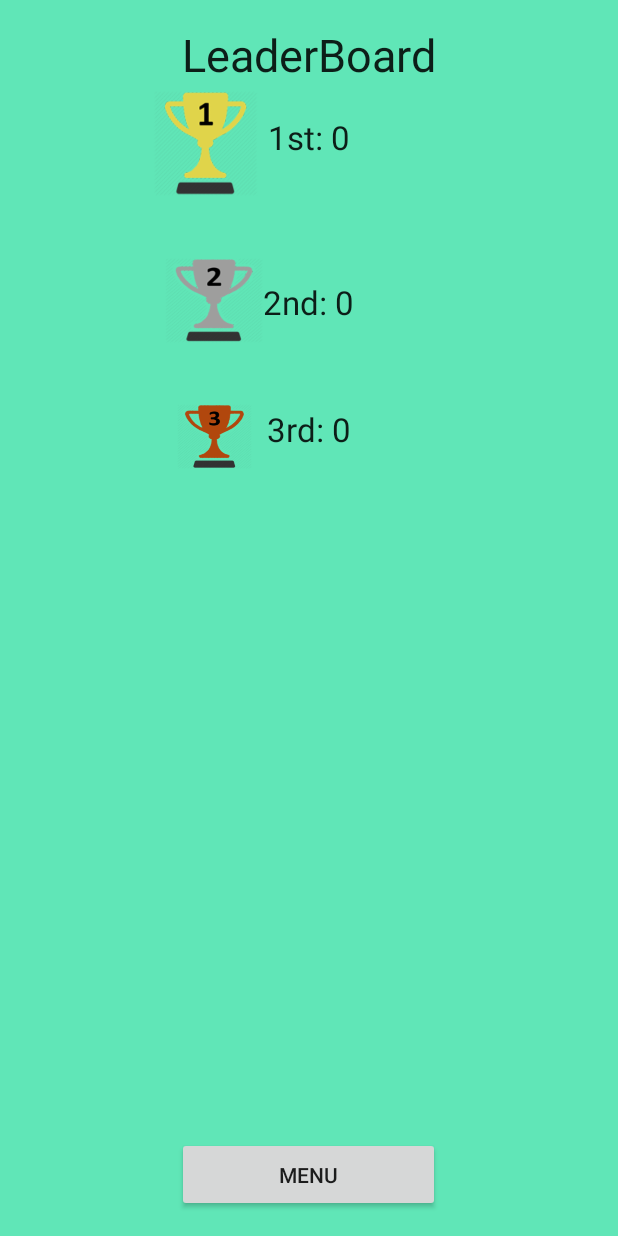
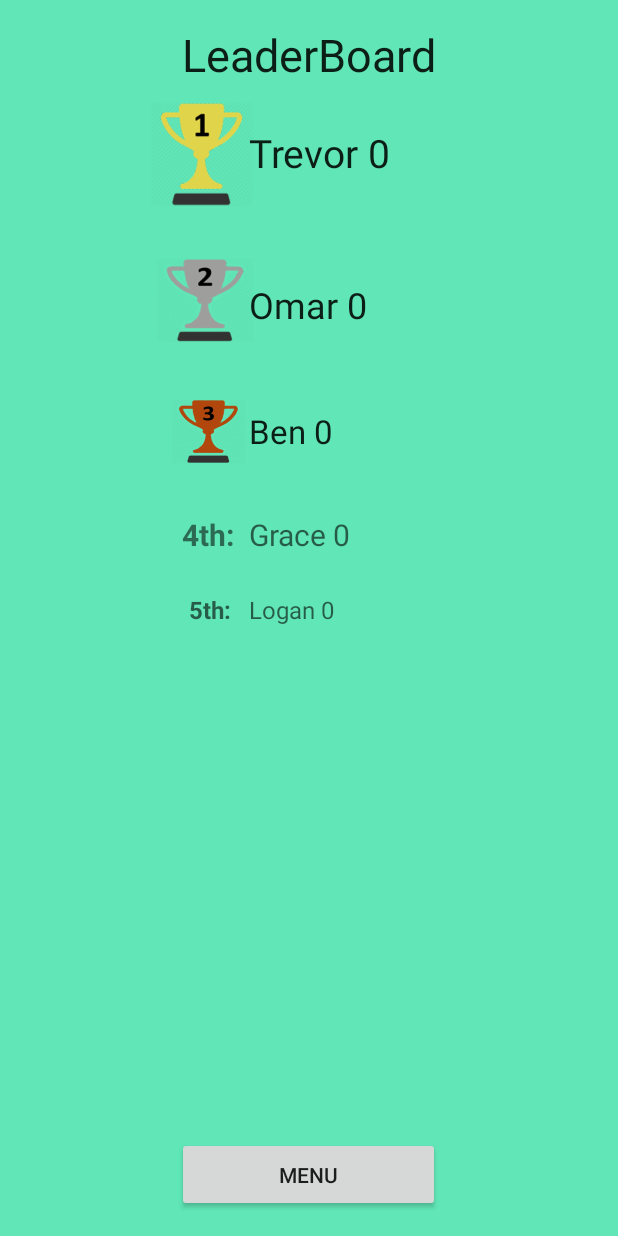
Before and after one commit to Turtle-Hero/IndividualGame, an Android app: the LeaderBoard screen opened directly, with no data from a screen before it, on a phone screen of 412 x 824 dp. Run offline under Robolectric (Android 15) with nearby library versions, the phone set to English and light mode, and no system bars.

Commit message:
New LeaderBoard functionality -Name input by user with each score -if name is already in leaderboard, updates that score (if higher)

```diff
--- a/app/src/main/java/trevorwarner/individualgame/LeaderBoard.java
+++ b/app/src/main/java/trevorwarner/individualgame/LeaderBoard.java
@@ -1,31 +1,41 @@
 package trevorwarner.individualgame;
 
 
-import android.content.Intent;
+import android.app.AlertDialog;
+import android.content.Context;
+import android.content.DialogInterface;
 import android.content.SharedPreferences;
 import android.support.v7.app.ActionBar;
 import android.support.v7.app.ActionBarActivity;
 import android.os.Bundle;
-import android.util.Log;
+import android.text.InputFilter;
+import android.text.InputType;
+import android.view.Gravity;
 import android.view.Menu;
 import android.view.MenuItem;
 import android.view.View;
 import android.widget.Button;
+import android.widget.EditText;
 import android.widget.TextView;
+import android.widget.Toast;
+import java.util.ArrayList;
 
 //leaderboard 1st place trophy image found from iconFinder.com
 //All trophy images were modified from that image
 public class LeaderBoard extends ActionBarActivity {
 
-    String firstVal, secondVal, thirdVal;
-    TextView first, second, third;
+    String firstVal, secondVal, thirdVal, fourthVal, fifthVal;
+    TextView first, second, third, fourth, fifth;
+    int nameIndex;
     int newScore;
-    int scoreOne, scoreTwo, scoreThree;
+    String newName;
+
     Button button;
     ActionBar actionbar;
     SharedPreferences.Editor editor;
     SharedPreferences prefs;
-    Log test;
+    ArrayList<Integer> scoreList = new ArrayList<>();
+    ArrayList<String> nameList = new ArrayList<>();
 
     @Override
     protected void onCreate(Bundle savedInstanceState) {
@@ -38,49 +48,168 @@ public class LeaderBoard extends ActionBarActivity {
         first = (TextView) findViewById(R.id.firstPlace);
         second = (TextView) findViewById(R.id.secondPlace);
         third = (TextView) findViewById(R.id.thirdPlace);
+        fourth = (TextView) findViewById(R.id.fourthPlace);
+        fifth = (TextView) findViewById(R.id.fifthPlace);
         button = (Button) findViewById(R.id.menuButton);
 
         button.setOnClickListener(menuListener);
         newScore = prefs.getInt("SavedScore", 0);
-        first.setText(prefs.getString("SavedFirst", "1st: 0"));
-        second.setText(prefs.getString("SavedSecond", "2nd: 0"));
-        third.setText(prefs.getString("SavedThird", "3rd: 0"));
+        setLeaderBoard();
+        setScoreList();
+        setNameList();
+        for(int i = 0; i < scoreList.size(); i++){
+           if (newScore > scoreList.get(i)){
+               namePrompt();
+               break;
+           }
+        }
+    }
 
-        if (newScore != 0) {
-            updateScore(newScore);
-        }
+    public void setLeaderBoard() {
+        //sets all textView to saved state
 
+        first.setText(prefs.getString("SavedFirst", "Trevor 0"));
+        second.setText(prefs.getString("SavedSecond", "Omar 0"));
+        third.setText(prefs.getString("SavedThird", "Ben 0"));
+        fourth.setText(prefs.getString("SavedFourth", "Grace 0"));
+        fifth.setText(prefs.getString("SavedFifth", "Logan 0"));
+    }
 
+    public void setScoreList() {
+        //seperates score from string and adds to array list
+        firstVal = first.getText().toString();
+        scoreList.add(Integer.parseInt(firstVal.replaceAll("[^\\d]", "")));
 
+        secondVal = second.getText().toString();
+        scoreList.add(Integer.parseInt(secondVal.replaceAll("[^\\d]", "")));
+
+        thirdVal = third.getText().toString();
+        scoreList.add(Integer.parseInt(thirdVal.replaceAll("[^\\d]", "")));
+
+        fourthVal = fourth.getText().toString();
+        scoreList.add(Integer.parseInt(fourthVal.replaceAll("[^\\d]", "")));
+
+        fifthVal = fifth.getText().toString();
+        scoreList.add(Integer.parseInt(fifthVal.replaceAll("[^\\d]", "")));
+    }
+
+    public void setNameList() {
+        //seperates name from string and adds to array list
+
+        firstVal = first.getText().toString();
+        nameList.add(firstVal.replaceAll("[0-9]", ""));
+
+        secondVal = second.getText().toString();
+        nameList.add(secondVal.replaceAll("[0-9]", ""));
+
+        thirdVal = third.getText().toString();
+        nameList.add(thirdVal.replaceAll("[0-9]", ""));
+
+        fourthVal = fourth.getText().toString();
+        nameList.add(fourthVal.replaceAll("[0-9]", ""));
+
+        fifthVal = fifth.getText().toString();
+        nameList.add(fifthVal.replaceAll("[0-9]", ""));
+    }
+
+    public void namePrompt() {
+        //creates a dialog box which prompts user for name
+        AlertDialog.Builder builder = new AlertDialog.Builder(this);
+        builder.setTitle("Please Enter Your Name");
+        final EditText input = new EditText(this);
+        input.setMaxEms(5);
+        builder.setView(input);
+
+        builder.setPositiveButton("Save", new DialogInterface.OnClickListener() {
+            @Override
+            public void onClick(DialogInterface dialog, int which) {
+                newName = input.getText().toString() + " ";
+                if (nameList.contains(newName)) {
+                    updateContainsName();
+                } else {
+                    updateScore(newScore);
+                }
+            }
+        });
+        builder.show();
     }
 
     public void updateScore(int newScore) {
-        firstVal = first.getText().toString().substring(5);
-        scoreOne = Integer.parseInt(firstVal);
+            if (newScore > scoreList.get(0)) {
+                fifth.setText(nameList.get(3) + scoreList.get(3));
+                fourth.setText(nameList.get(2) + scoreList.get(2));
+                third.setText(nameList.get(1) + scoreList.get(1));
+                second.setText(nameList.get(0) + scoreList.get(0));
+                first.setText(newName + newScore);
+            } else if (newScore > scoreList.get(1)) {
+                fifth.setText(nameList.get(3) + scoreList.get(3));
+                fourth.setText(nameList.get(2) + scoreList.get(2));
+                third.setText(nameList.get(1) + scoreList.get(1));
+                second.setText(newName + newScore);
+            } else if (newScore > scoreList.get(2)) {
+                fifth.setText(nameList.get(3) + scoreList.get(3));
+                fourth.setText(nameList.get(2) + scoreList.get(2));
+                third.setText(newName + newScore);
+            } else if (newScore > scoreList.get(3)) {
+                fifth.setText(nameList.get(3) + scoreList.get(3));
+                fourth.setText(newName + newScore);
+            } else {
+                fifth.setText(newName + newScore);
+            }
 
-        secondVal = second.getText().toString().substring(5);
-        scoreTwo = Integer.parseInt(secondVal);
+        saveChanges();
+    }
 
-        thirdVal = third.getText().toString().substring(5);
-        scoreThree = Integer.parseInt(thirdVal);
+    public void updateContainsName() {
+        //if the name is already in the leaderboard
+        nameIndex = nameList.indexOf(newName);
+        //find index (place) of name
+        //if the entered name got a new highscore, replace old score with new score and re-order
+        //replacing score -> delete score and name from both array lists and add placeholders to avoid indexOutOfBounds
+        //then call updateScore to add newScore and newName to leaderBoard
+        if (nameIndex == 0 && newScore > scoreList.get(0)){
+            first.setText(nameList.get(0) + newScore);
+            saveChanges();
+        } else if (nameIndex == 1 && newScore > scoreList.get(1)){
+            nameList.remove(1);
+            nameList.add("placeholder");
+            scoreList.remove(1);
+            scoreList.add(0);
+            updateScore(newScore);
+        } else if (nameIndex == 2 && newScore > scoreList.get(2)) {
+            nameList.remove(2);
+            nameList.add("placeholder");
+            scoreList.remove(2);
+            scoreList.add(0);
+            updateScore(newScore);
+        } else if (nameIndex == 3 && newScore > scoreList.get(3)) {
+            nameList.remove(3);
+            nameList.add("placeholder");
+            scoreList.remove(3);
+            scoreList.add(0);
+            updateScore(newScore);
+        } else if (nameIndex == 4 && newScore > scoreList.get(4)) {
+            nameList.remove(4);
+            nameList.add("placeholder");
+            scoreList.remove(4);
+            scoreList.add(0);
+            updateScore(newScore);
+        }else {
+            //if name entered didn't achieve a high score...
+            Context context = getApplicationContext();
+            Toast toast = Toast.makeText(context, "Sorry, " + newName + " did not achieve a new high score", Toast.LENGTH_SHORT);
+            toast.setGravity(Gravity.CENTER, 0, 0);
+            toast.show();
+        }
+    }
 
-        if (newScore > scoreOne || newScore > scoreTwo || newScore > scoreThree) {
-
-            if (newScore > scoreOne) {
-                third.setText("3rd: " + secondVal);
-                second.setText("2nd: " + firstVal);
-                first.setText("1st: " + newScore);
-            } else if (newScore > scoreTwo) {
-                third.setText("3rd: " + secondVal);
-                second.setText("2nd: " + newScore);
-            } else {
-                third.setText("3rd: " + newScore);
-            }
-        }
-
+    public void saveChanges() {
+        //commits changes to shared preferences
         editor.putString("SavedFirst", first.getText().toString());
         editor.putString("SavedSecond", second.getText().toString());
         editor.putString("SavedThird", third.getText().toString());
+        editor.putString("SavedFourth", fourth.getText().toString());
+        editor.putString("SavedFifth", fifth.getText().toString());
         editor.remove("SavedScore");
         editor.commit();
     }
--- a/app/src/main/java/trevorwarner/individualgame/MainMenu.java
+++ b/app/src/main/java/trevorwarner/individualgame/MainMenu.java
@@ -1,6 +1,7 @@
 package trevorwarner.individualgame;
 
 import android.content.Intent;
+import android.content.SharedPreferences;
 import android.support.v7.app.ActionBarActivity;
 import android.os.Bundle;
 import android.view.Menu;
@@ -31,6 +32,11 @@ public class MainMenu extends ActionBarActivity {
     View.OnClickListener playListener = new View.OnClickListener() {
         @Override
         public void onClick(View v) {
+            //SharedPreferences prefs = getApplicationContext().getSharedPreferences("LeaderBoardSaves", MODE_PRIVATE);
+            //SharedPreferences.Editor editor = prefs.edit();
+            //editor.clear();
+            //editor.commit();
+
             Intent intent = new Intent(MainMenu.this, PlayActivity.class);
 
             startActivity(intent);
--- a/app/src/main/res/layout/activity_leader_board.xml
+++ b/app/src/main/res/layout/activity_leader_board.xml
@@ -19,7 +19,7 @@
 
     <RelativeLayout
         android:layout_width="match_parent"
-        android:layout_height="91dp"
+        android:layout_height="95dp"
         android:layout_gravity="center_horizontal">
 
         <ImageView
@@ -29,26 +29,29 @@
             android:src="@drawable/first_trophy"
             android:scaleType="fitXY"
             android:layout_gravity="center_horizontal"
-            android:layout_alignParentTop="true"
-            android:layout_toLeftOf="@+id/firstPlace"
-            android:layout_toStartOf="@+id/firstPlace" />
+            android:layout_centerVertical="true"
+            android:layout_alignParentLeft="true"
+            android:layout_alignParentStart="true"
+            android:layout_marginLeft="80dp" />
 
         <TextView
             android:layout_width="wrap_content"
             android:layout_height="wrap_content"
             android:textAppearance="?android:attr/textAppearanceLarge"
-            android:text="@string/first"
             android:id="@+id/firstPlace"
             android:layout_gravity="center_horizontal"
             android:paddingTop="@dimen/LBpadding"
             android:paddingBottom="@dimen/LBpadding"
-            android:layout_alignParentTop="true"
-            android:layout_centerHorizontal="true" />
+            android:layout_alignTop="@+id/imageView2"
+            android:layout_alignParentLeft="true"
+            android:layout_alignParentStart="true"
+            android:layout_marginLeft="150dp"
+            android:textSize="26dp" />
     </RelativeLayout>
 
     <RelativeLayout
         android:layout_width="match_parent"
-        android:layout_height="103dp"
+        android:layout_height="95dp"
         android:layout_gravity="center_horizontal">
 
         <ImageView
@@ -58,38 +61,43 @@
             android:src="@drawable/second_trophy"
             android:scaleType="fitXY"
             android:layout_centerVertical="true"
-            android:layout_toLeftOf="@+id/secondPlace"
-            android:layout_toStartOf="@+id/secondPlace" />
+            android:layout_alignParentLeft="true"
+            android:layout_alignParentStart="true"
+            android:layout_marginLeft="88dp" />
 
         <TextView
             android:layout_width="wrap_content"
             android:layout_height="wrap_content"
             android:textAppearance="?android:attr/textAppearanceLarge"
-            android:text="@string/second"
             android:id="@+id/secondPlace"
             android:layout_gravity="center_horizontal"
             android:paddingTop="@dimen/LBpadding"
             android:paddingBottom="@dimen/LBpadding"
             android:layout_alignTop="@+id/imageView3"
-            android:layout_centerHorizontal="true" />
+            android:layout_alignParentLeft="true"
+            android:layout_alignParentStart="true"
+            android:layout_marginLeft="150dp"
+            android:textSize="24dp" />
     </RelativeLayout>
 
     <RelativeLayout
         android:layout_width="match_parent"
-        android:layout_height="78dp"
+        android:layout_height="80dp"
         android:layout_gravity="center_horizontal">
 
         <TextView
             android:layout_width="wrap_content"
             android:layout_height="wrap_content"
             android:textAppearance="?android:attr/textAppearanceLarge"
-            android:text="@string/third"
             android:id="@+id/thirdPlace"
             android:layout_gravity="center_horizontal"
             android:paddingTop="@dimen/LBpadding"
             android:paddingBottom="@dimen/LBpadding"
-            android:layout_alignParentTop="true"
-            android:layout_centerHorizontal="true" />
+            android:layout_centerVertical="true"
+            android:layout_alignParentLeft="true"
+            android:layout_alignParentStart="true"
+            android:layout_marginLeft="150dp"
+            android:textSize="22dp" />
 
         <ImageView
             android:layout_width="50dp"
@@ -98,9 +106,66 @@
             android:src="@drawable/third_trophy"
             android:scaleType="fitXY"
             android:layout_centerVertical="true"
-            android:layout_toLeftOf="@+id/thirdPlace"
-            android:layout_toStartOf="@+id/thirdPlace"
-            android:layout_marginRight="10dp" />
+            android:layout_alignParentLeft="true"
+            android:layout_alignParentStart="true"
+            android:layout_marginLeft="98dp" />
+
+    </RelativeLayout>
+
+    <RelativeLayout
+        android:layout_width="match_parent"
+        android:layout_height="100dp"
+        android:layout_gravity="center_horizontal">
+
+        <TextView
+            android:layout_width="wrap_content"
+            android:layout_height="wrap_content"
+            android:text="@string/fourth"
+            android:id="@+id/fourthPlaceText"
+            android:textColorHighlight="@color/abc_primary_text_material_dark"
+            android:textStyle="bold"
+            android:textSize="20dp"
+            android:layout_alignTop="@+id/fourthPlace"
+            android:layout_alignParentLeft="true"
+            android:layout_alignParentStart="true"
+            android:layout_marginLeft="105dp" />
+
+        <TextView
+            android:layout_width="wrap_content"
+            android:layout_height="wrap_content"
+            android:textAppearance="?android:attr/textAppearanceMedium"
+            android:id="@+id/fifthPlaceText"
+            android:text="@string/fifth"
+            android:textStyle="bold"
+            android:textSize="16dp"
+            android:layout_below="@+id/fourthPlaceText"
+            android:layout_alignParentLeft="true"
+            android:layout_alignParentStart="true"
+            android:layout_marginLeft="110dp"
+            android:layout_marginTop="25dp" />
+
+        <TextView
+            android:layout_width="wrap_content"
+            android:layout_height="wrap_content"
+            android:textAppearance="?android:attr/textAppearanceMedium"
+            android:id="@+id/fourthPlace"
+            android:textSize="20dp"
+            android:layout_alignParentTop="true"
+            android:layout_alignParentLeft="true"
+            android:layout_alignParentStart="true"
+            android:layout_marginLeft="150dp"
+            android:layout_marginTop="15dp" />
+
+        <TextView
+            android:layout_width="wrap_content"
+            android:layout_height="wrap_content"
+            android:textAppearance="?android:attr/textAppearanceMedium"
+            android:id="@+id/fifthPlace"
+            android:textSize="16dp"
+            android:layout_alignTop="@+id/fifthPlaceText"
+            android:layout_alignParentLeft="true"
+            android:layout_alignParentStart="true"
+            android:layout_marginLeft="150dp" />
     </RelativeLayout>
 
     <RelativeLayout
@@ -115,6 +180,7 @@
             android:id="@+id/menuButton"
             android:layout_alignParentBottom="true"
             android:layout_centerHorizontal="true" />
+
     </RelativeLayout>
 
 </LinearLayout>
--- a/app/src/main/res/values/strings.xml
+++ b/app/src/main/res/values/strings.xml
@@ -12,4 +12,6 @@
     <string name="third">3rd: </string>
     <string name="title_activity_leader_board">LeaderBoard</string>
     <string name="menuString">Menu</string>
+    <string name="fourth">4th: </string>
+    <string name="fifth">5th: </string>
 </resources>
```
Also changed, not shown: app/src/main/java/trevorwarner/individualgame/PlayActivity.java (+6 -4 lines).
